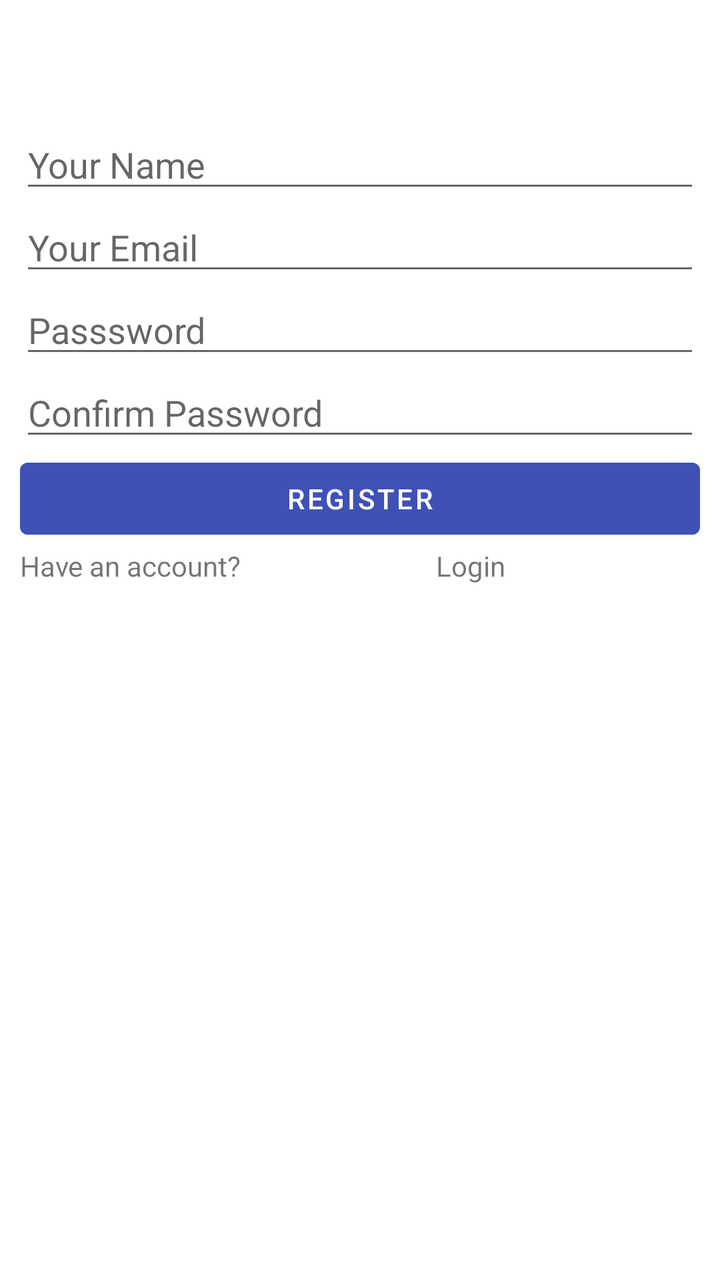
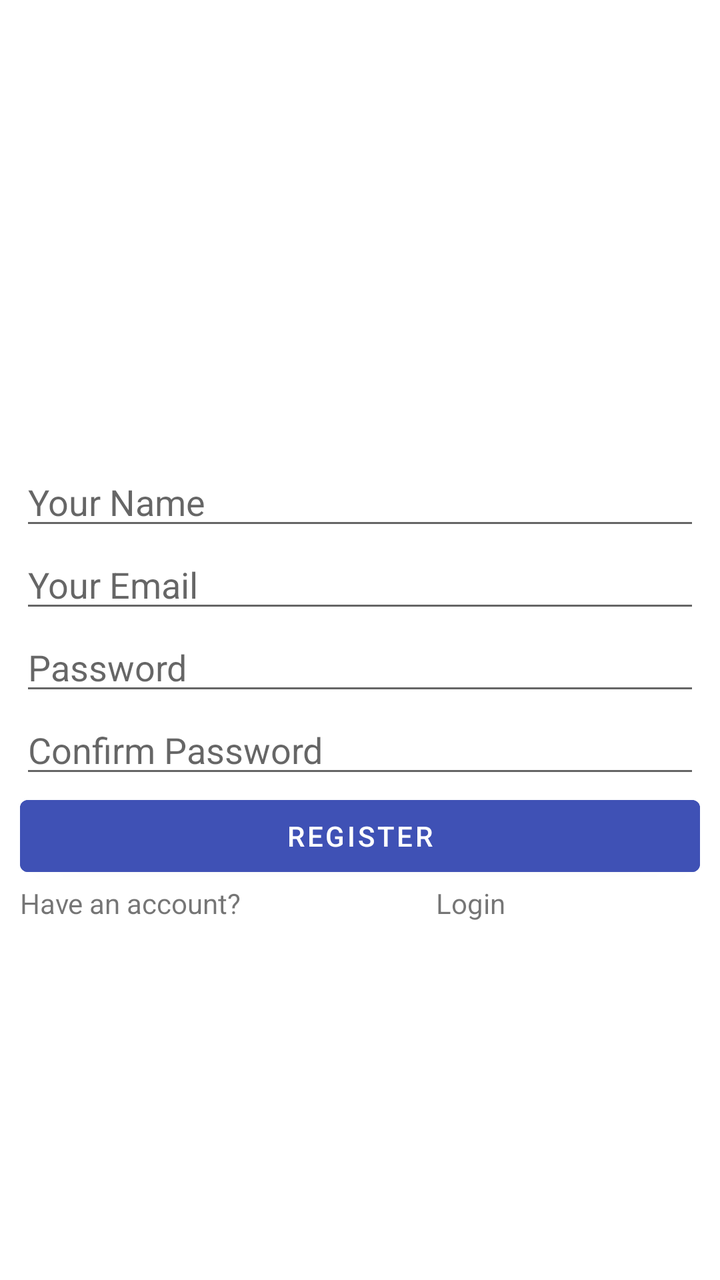

An Android layout rendered at two revisions. The XML below is the earlier revision; the diff shows what the commit changed to produce the second picture.
<!-- AndroidManifest.xml: application theme Theme.LostandFoundCommunity -->
<!-- res/layout/activity_register.xml -->
<?xml version="1.0" encoding="utf-8"?>
<androidx.constraintlayout.widget.ConstraintLayout xmlns:android="http://schemas.android.com/apk/res/android"
    xmlns:app="http://schemas.android.com/apk/res-auto"
    xmlns:tools="http://schemas.android.com/tools"
    android:id="@+id/main"
    android:layout_width="match_parent"
    android:layout_height="match_parent"
    tools:context=".RegisterActivity"

    >

       <LinearLayout
           android:layout_width="match_parent"
           android:layout_height="match_parent"
           android:orientation="vertical"
           android:gravity="center"
           android:padding="10dp"
           >

           <EditText
               android:id="@+id/name"
               android:layout_width="match_parent"
               android:layout_height="wrap_content"
               android:ems="10"
               android:layout_marginTop="50dp"
               android:hint="Your Name"
               android:inputType="text"
               />

           <EditText
               android:id="@+id/email"
               android:layout_width="match_parent"
               android:layout_height="wrap_content"
               android:ems="10"
               android:hint="Your Email"
               android:inputType="textEmailAddress" />

           <EditText
               android:id="@+id/Password"
               android:layout_width="match_parent"
               android:layout_height="wrap_content"
               android:ems="10"
               android:hint="Passsword"
               android:inputType="textPassword" />

           <EditText
               android:id="@+id/confirmPassword"
               android:layout_width="match_parent"
               android:layout_height="wrap_content"
               android:ems="10"
               android:hint="Confirm Password"
               android:inputType="textPassword" />

           <Button
               android:id="@+id/register"
               android:layout_width="match_parent"
               android:layout_height="wrap_content"
               android:text="Register"
               android:onClick="startFeed"
               android:backgroundTint="#3F51B5"
               />

           <LinearLayout
               android:layout_width="match_parent"
               android:layout_height="match_parent"
               android:orientation="horizontal">

               <TextView
                   android:id="@+id/textView3"
                   android:layout_width="wrap_content"
                   android:layout_height="wrap_content"
                   android:layout_weight="1"
                   android:text="Have an account?" />

               <TextView
                   android:id="@+id/Login"
                   android:layout_width="wrap_content"
                   android:layout_height="wrap_content"
                   android:layout_weight="1"
                   android:text="Login"
                   android:onClick="loginUser"/>
           </LinearLayout>
       </LinearLayout>
</androidx.constraintlayout.widget.ConstraintLayout>
<!-- resources referenced by this layout -->
<resources>
  <style name="Theme.LostandFoundCommunity" parent="Theme.MaterialComponents.DayNight.NoActionBar" />
</resources>

<!-- the commit's change to res/layout/activity_register.xml (unified diff, before → after) -->
@@ -1,84 +1,82 @@
 <?xml version="1.0" encoding="utf-8"?>
-<androidx.constraintlayout.widget.ConstraintLayout xmlns:android="http://schemas.android.com/apk/res/android"
+<androidx.constraintlayout.widget.ConstraintLayout
+    xmlns:android="http://schemas.android.com/apk/res/android"
     xmlns:app="http://schemas.android.com/apk/res-auto"
     xmlns:tools="http://schemas.android.com/tools"
     android:id="@+id/main"
     android:layout_width="match_parent"
     android:layout_height="match_parent"
-    tools:context=".RegisterActivity"
+    tools:context=".RegisterActivity">
 
-    >
+    <LinearLayout
+        android:layout_width="match_parent"
+        android:layout_height="match_parent"
+        android:orientation="vertical"
+        android:gravity="center"
+        android:padding="10dp">
 
-       <LinearLayout
-           android:layout_width="match_parent"
-           android:layout_height="match_parent"
-           android:orientation="vertical"
-           android:gravity="center"
-           android:padding="10dp"
-           >
+        <EditText
+            android:id="@+id/name"
+            android:layout_width="match_parent"
+            android:layout_height="wrap_content"
+            android:ems="10"
+            android:layout_marginTop="50dp"
+            android:hint="Your Name"
+            android:inputType="text" />
 
-           <EditText
-               android:id="@+id/name"
-               android:layout_width="match_parent"
-               android:layout_height="wrap_content"
-               android:ems="10"
-               android:layout_marginTop="50dp"
-               android:hint="Your Name"
-               android:inputType="text"
-               />
+        <EditText
+            android:id="@+id/email"
+            android:layout_width="match_parent"
+            android:layout_height="wrap_content"
+            android:ems="10"
+            android:hint="Your Email"
+            android:inputType="textEmailAddress" />
 
-           <EditText
-               android:id="@+id/email"
-               android:layout_width="match_parent"
-               android:layout_height="wrap_content"
-               android:ems="10"
-               android:hint="Your Email"
-               android:inputType="textEmailAddress" />
+        <EditText
+            android:id="@+id/Password"
+            android:layout_width="match_parent"
+            android:layout_height="wrap_content"
+            android:ems="10"
+            android:hint="Password"
+            android:inputType="textPassword" />
 
-           <EditText
-               android:id="@+id/Password"
-               android:layout_width="match_parent"
-               android:layout_height="wrap_content"
-               android:ems="10"
-               android:hint="Passsword"
-               android:inputType="textPassword" />
+        <EditText
+            android:id="@+id/confirmPassword"
+            android:layout_width="match_parent"
+            android:layout_height="wrap_content"
+            android:ems="10"
+            android:hint="Confirm Password"
+            android:inputType="textPassword" />
 
-           <EditText
-               android:id="@+id/confirmPassword"
-               android:layout_width="match_parent"
-               android:layout_height="wrap_content"
-               android:ems="10"
-               android:hint="Confirm Password"
-               android:inputType="textPassword" />
+        <Button
+            android:id="@+id/register"
+            android:layout_width="match_parent"
+            android:layout_height="wrap_content"
+            android:text="Register"
+            android:backgroundTint="#3F51B5" />
 
-           <Button
-               android:id="@+id/register"
-               android:layout_width="match_parent"
-               android:layout_height="wrap_content"
-               android:text="Register"
-               android:onClick="startFeed"
-               android:backgroundTint="#3F51B5"
-               />
+        <LinearLayout
+            android:layout_width="match_parent"
+            android:layout_height="wrap_content"
+            android:orientation="horizontal">
 
-           <LinearLayout
-               android:layout_width="match_parent"
-               android:layout_height="match_parent"
-               android:orientation="horizontal">
+            <TextView
+                android:id="@+id/textView3"
+                android:layout_width="wrap_content"
+                android:layout_height="wrap_content"
+                android:layout_weight="1"
+                android:text="Have an account?" />
 
-               <TextView
-                   android:id="@+id/textView3"
-                   android:layout_width="wrap_content"
-                   android:layout_height="wrap_content"
-                   android:layout_weight="1"
-                   android:text="Have an account?" />
+            <TextView
+                android:id="@+id/Login"
+                android:layout_width="wrap_content"
+                android:layout_height="wrap_content"
+                android:layout_weight="1"
+                android:text="Login"
+                android:onClick="loginUser" />
 
-               <TextView
-                   android:id="@+id/Login"
-                   android:layout_width="wrap_content"
-                   android:layout_height="wrap_content"
-                   android:layout_weight="1"
-                   android:text="Login"
-                   android:onClick="loginUser"/>
-           </LinearLayout>
-       </LinearLayout>
+        </LinearLayout>
+
+    </LinearLayout>
+
 </androidx.constraintlayout.widget.ConstraintLayout>
